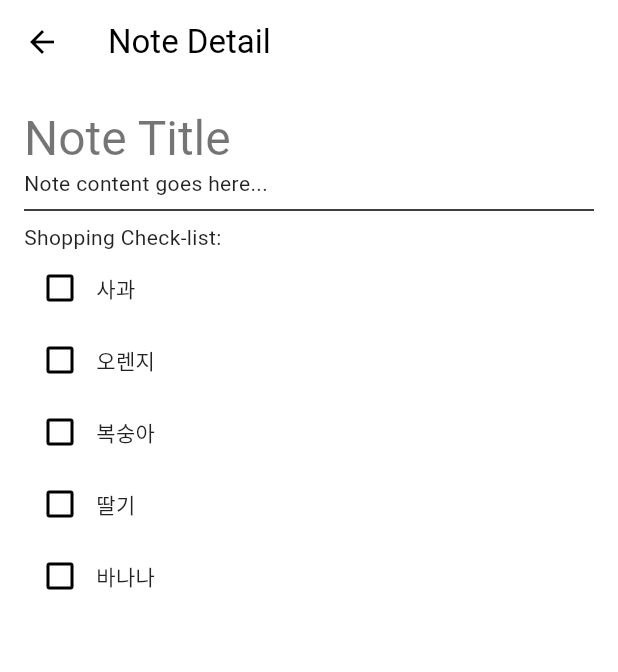
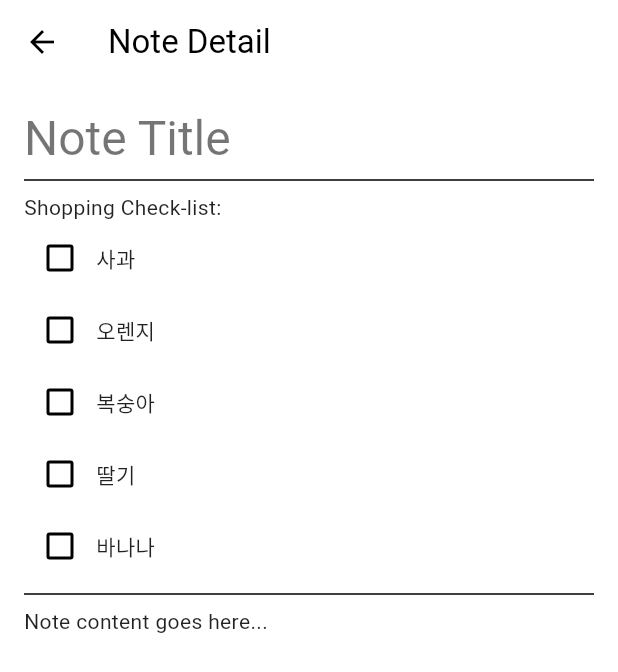
Before and after one commit to my-ice-box/my_ice_box, a Flutter app: the NoteDetailPage screen opened directly, on a phone screen of 412 x 824 dp. Shown: the top 672 px of the screen. Run offline on Flutter 3.47's test engine with Material 3 defaults, Android fonts, the phone set to English and light mode, and no system bars; our stand-ins replace supabase_flutter; accounts and stored records are empty; statements that could not run were skipped.

Commit message:
Reorder note detail layout and add placeholder text

```diff
--- a/lib/pages/note_detail.dart
+++ b/lib/pages/note_detail.dart
@@ -27,15 +27,17 @@ class NoteDetailPage extends StatelessWidget {
                 'Note Title',
                 style: Theme.of(context).textTheme.headlineLarge,
               ),
-              const Text('Note content goes here...'),
               const Divider(),
               const Text('Shopping Check-list:'),
               ...fakeShoppingList.map((item) => Row(
                 children: [
-                  Checkbox(value: false, onChanged: (bool? value) {}),
+                  Checkbox(value: false, onChanged: (newval) {}),
                   Text(item),
                 ],
               ),),
+              const Divider(),
+              const Text('Note content goes here...'),
+              const Text(String.fromEnvironment('PLACEHOLDER_TEXT')),
             ],
           ),
         ),
```
